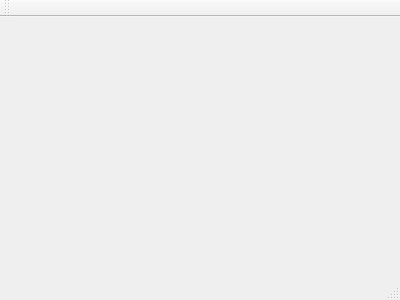
Before: the Qt Designer form mealplanner/mainwindow.ui in escobaros-dos/mealplanner, drawn with Qt 5.
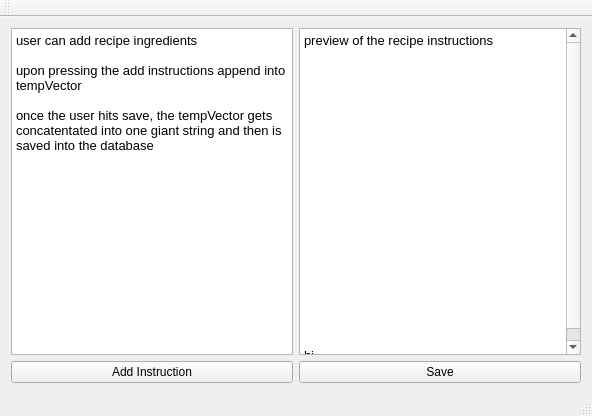
After: the same form once the commit is applied.

Commit message: got rid of dupe

Diff of the .ui file:
```diff
--- a/mealplanner/mainwindow.ui
+++ b/mealplanner/mainwindow.ui
@@ -1,24 +1,105 @@
 <ui version="4.0">
  <class>MainWindow</class>
- <widget class="QMainWindow" name="MainWindow" >
-  <property name="geometry" >
+ <widget class="QMainWindow" name="MainWindow">
+  <property name="geometry">
    <rect>
     <x>0</x>
     <y>0</y>
-    <width>400</width>
-    <height>300</height>
+    <width>592</width>
+    <height>416</height>
    </rect>
   </property>
   <property name="windowTitle" >
    <string>MainWindow</string>
   </property>
-  <widget class="QMenuBar" name="menuBar" />
-  <widget class="QToolBar" name="mainToolBar" />
-  <widget class="QWidget" name="centralWidget" />
-  <widget class="QStatusBar" name="statusBar" />
+  <widget class="QWidget" name="centralWidget">
+   <layout class="QGridLayout" name="gridLayout">
+    <item row="1" column="1">
+     <widget class="QTextBrowser" name="textBrowser">
+      <property name="html">
+       <string>&lt;!DOCTYPE HTML PUBLIC &quot;-//W3C//DTD HTML 4.0//EN&quot; &quot;http://www.w3.org/TR/REC-html40/strict.dtd&quot;&gt;
+&lt;html&gt;&lt;head&gt;&lt;meta name=&quot;qrichtext&quot; content=&quot;1&quot; /&gt;&lt;style type=&quot;text/css&quot;&gt;
+p, li { white-space: pre-wrap; }
+&lt;/style&gt;&lt;/head&gt;&lt;body style=&quot; font-family:'Droid Sans'; font-size:10pt; font-weight:400; font-style:normal;&quot;&gt;
+&lt;p style=&quot; margin-top:0px; margin-bottom:0px; margin-left:0px; margin-right:0px; -qt-block-indent:0; text-indent:0px;&quot;&gt;preview of the recipe instructions&lt;/p&gt;
+&lt;p style=&quot;-qt-paragraph-type:empty; margin-top:0px; margin-bottom:0px; margin-left:0px; margin-right:0px; -qt-block-indent:0; text-indent:0px;&quot;&gt;&lt;br /&gt;&lt;/p&gt;
+&lt;p style=&quot;-qt-paragraph-type:empty; margin-top:0px; margin-bottom:0px; margin-left:0px; margin-right:0px; -qt-block-indent:0; text-indent:0px;&quot;&gt;&lt;br /&gt;&lt;/p&gt;
+&lt;p style=&quot;-qt-paragraph-type:empty; margin-top:0px; margin-bottom:0px; margin-left:0px; margin-right:0px; -qt-block-indent:0; text-indent:0px;&quot;&gt;&lt;br /&gt;&lt;/p&gt;
+&lt;p style=&quot;-qt-paragraph-type:empty; margin-top:0px; margin-bottom:0px; margin-left:0px; margin-right:0px; -qt-block-indent:0; text-indent:0px;&quot;&gt;&lt;br /&gt;&lt;/p&gt;
+&lt;p style=&quot;-qt-paragraph-type:empty; margin-top:0px; margin-bottom:0px; margin-left:0px; margin-right:0px; -qt-block-indent:0; text-indent:0px;&quot;&gt;&lt;br /&gt;&lt;/p&gt;
+&lt;p style=&quot;-qt-paragraph-type:empty; margin-top:0px; margin-bottom:0px; margin-left:0px; margin-right:0px; -qt-block-indent:0; text-indent:0px;&quot;&gt;&lt;br /&gt;&lt;/p&gt;
+&lt;p style=&quot;-qt-paragraph-type:empty; margin-top:0px; margin-bottom:0px; margin-left:0px; margin-right:0px; -qt-block-indent:0; text-indent:0px;&quot;&gt;&lt;br /&gt;&lt;/p&gt;
+&lt;p style=&quot;-qt-paragraph-type:empty; margin-top:0px; margin-bottom:0px; margin-left:0px; margin-right:0px; -qt-block-indent:0; text-indent:0px;&quot;&gt;&lt;br /&gt;&lt;/p&gt;
+&lt;p style=&quot;-qt-paragraph-type:empty; margin-top:0px; margin-bottom:0px; margin-left:0px; margin-right:0px; -qt-block-indent:0; text-indent:0px;&quot;&gt;&lt;br /&gt;&lt;/p&gt;
+&lt;p style=&quot;-qt-paragraph-type:empty; margin-top:0px; margin-bottom:0px; margin-left:0px; margin-right:0px; -qt-block-indent:0; text-indent:0px;&quot;&gt;&lt;br /&gt;&lt;/p&gt;
+&lt;p style=&quot;-qt-paragraph-type:empty; margin-top:0px; margin-bottom:0px; margin-left:0px; margin-right:0px; -qt-block-indent:0; text-indent:0px;&quot;&gt;&lt;br /&gt;&lt;/p&gt;
+&lt;p style=&quot;-qt-paragraph-type:empty; margin-top:0px; margin-bottom:0px; margin-left:0px; margin-right:0px; -qt-block-indent:0; text-indent:0px;&quot;&gt;&lt;br /&gt;&lt;/p&gt;
+&lt;p style=&quot;-qt-paragraph-type:empty; margin-top:0px; margin-bottom:0px; margin-left:0px; margin-right:0px; -qt-block-indent:0; text-indent:0px;&quot;&gt;&lt;br /&gt;&lt;/p&gt;
+&lt;p style=&quot;-qt-paragraph-type:empty; margin-top:0px; margin-bottom:0px; margin-left:0px; margin-right:0px; -qt-block-indent:0; text-indent:0px;&quot;&gt;&lt;br /&gt;&lt;/p&gt;
+&lt;p style=&quot;-qt-paragraph-type:empty; margin-top:0px; margin-bottom:0px; margin-left:0px; margin-right:0px; -qt-block-indent:0; text-indent:0px;&quot;&gt;&lt;br /&gt;&lt;/p&gt;
+&lt;p style=&quot;-qt-paragraph-type:empty; margin-top:0px; margin-bottom:0px; margin-left:0px; margin-right:0px; -qt-block-indent:0; text-indent:0px;&quot;&gt;&lt;br /&gt;&lt;/p&gt;
+&lt;p style=&quot;-qt-paragraph-type:empty; margin-top:0px; margin-bottom:0px; margin-left:0px; margin-right:0px; -qt-block-indent:0; text-indent:0px;&quot;&gt;&lt;br /&gt;&lt;/p&gt;
+&lt;p style=&quot;-qt-paragraph-type:empty; margin-top:0px; margin-bottom:0px; margin-left:0px; margin-right:0px; -qt-block-indent:0; text-indent:0px;&quot;&gt;&lt;br /&gt;&lt;/p&gt;
+&lt;p style=&quot;-qt-paragraph-type:empty; margin-top:0px; margin-bottom:0px; margin-left:0px; margin-right:0px; -qt-block-indent:0; text-indent:0px;&quot;&gt;&lt;br /&gt;&lt;/p&gt;
+&lt;p style=&quot;-qt-paragraph-type:empty; margin-top:0px; margin-bottom:0px; margin-left:0px; margin-right:0px; -qt-block-indent:0; text-indent:0px;&quot;&gt;&lt;br /&gt;&lt;/p&gt;
+&lt;p style=&quot; margin-top:0px; margin-bottom:0px; margin-left:0px; margin-right:0px; -qt-block-indent:0; text-indent:0px;&quot;&gt;hi&lt;/p&gt;&lt;/body&gt;&lt;/html&gt;</string>
+      </property>
+     </widget>
+    </item>
+    <item row="1" column="0">
+     <widget class="QTextEdit" name="textEdit">
+      <property name="html">
+       <string>&lt;!DOCTYPE HTML PUBLIC &quot;-//W3C//DTD HTML 4.0//EN&quot; &quot;http://www.w3.org/TR/REC-html40/strict.dtd&quot;&gt;
+&lt;html&gt;&lt;head&gt;&lt;meta name=&quot;qrichtext&quot; content=&quot;1&quot; /&gt;&lt;style type=&quot;text/css&quot;&gt;
+p, li { white-space: pre-wrap; }
+&lt;/style&gt;&lt;/head&gt;&lt;body style=&quot; font-family:'Droid Sans'; font-size:10pt; font-weight:400; font-style:normal;&quot;&gt;
+&lt;p style=&quot; margin-top:0px; margin-bottom:0px; margin-left:0px; margin-right:0px; -qt-block-indent:0; text-indent:0px;&quot;&gt;user can add recipe ingredients&lt;/p&gt;
+&lt;p style=&quot;-qt-paragraph-type:empty; margin-top:0px; margin-bottom:0px; margin-left:0px; margin-right:0px; -qt-block-indent:0; text-indent:0px;&quot;&gt;&lt;br /&gt;&lt;/p&gt;
+&lt;p style=&quot; margin-top:0px; margin-bottom:0px; margin-left:0px; margin-right:0px; -qt-block-indent:0; text-indent:0px;&quot;&gt;upon pressing the add instructions append into tempVector&lt;/p&gt;
+&lt;p style=&quot;-qt-paragraph-type:empty; margin-top:0px; margin-bottom:0px; margin-left:0px; margin-right:0px; -qt-block-indent:0; text-indent:0px;&quot;&gt;&lt;br /&gt;&lt;/p&gt;
+&lt;p style=&quot; margin-top:0px; margin-bottom:0px; margin-left:0px; margin-right:0px; -qt-block-indent:0; text-indent:0px;&quot;&gt;once the user hits save, the tempVector gets concatentated into one giant string and then is saved into the database&lt;/p&gt;
+&lt;p style=&quot; margin-top:0px; margin-bottom:0px; margin-left:0px; margin-right:0px; -qt-block-indent:0; text-indent:0px;&quot;&gt; &lt;/p&gt;
+&lt;p style=&quot;-qt-paragraph-type:empty; margin-top:0px; margin-bottom:0px; margin-left:0px; margin-right:0px; -qt-block-indent:0; text-indent:0px;&quot;&gt;&lt;br /&gt;&lt;/p&gt;&lt;/body&gt;&lt;/html&gt;</string>
+      </property>
+     </widget>
+    </item>
+    <item row="3" column="0">
+     <widget class="QPushButton" name="pushButton">
+      <property name="text">
+       <string>Add Instruction</string>
+      </property>
+     </widget>
+    </item>
+    <item row="3" column="1">
+     <widget class="QPushButton" name="pushButton_2">
+      <property name="text">
+       <string>Save</string>
+      </property>
+     </widget>
+    </item>
+   </layout>
+  </widget>
+  <widget class="QMenuBar" name="menuBar">
+   <property name="geometry">
+    <rect>
+     <x>0</x>
+     <y>0</y>
+     <width>592</width>
+     <height>25</height>
+    </rect>
+   </property>
+  </widget>
+  <widget class="QToolBar" name="mainToolBar">
+   <attribute name="toolBarArea">
+    <enum>TopToolBarArea</enum>
+   </attribute>
+   <attribute name="toolBarBreak">
+    <bool>false</bool>
+   </attribute>
+  </widget>
+  <widget class="QStatusBar" name="statusBar"/>
  </widget>
- <layoutDefault spacing="6" margin="11" />
- <pixmapfunction></pixmapfunction>
+ <layoutdefault spacing="6" margin="11"/>
  <resources/>
  <connections/>
 </ui>
```
Left out of the diff: 3 changed lines with no effect on the pictures. The commit also changes 2 other files.
